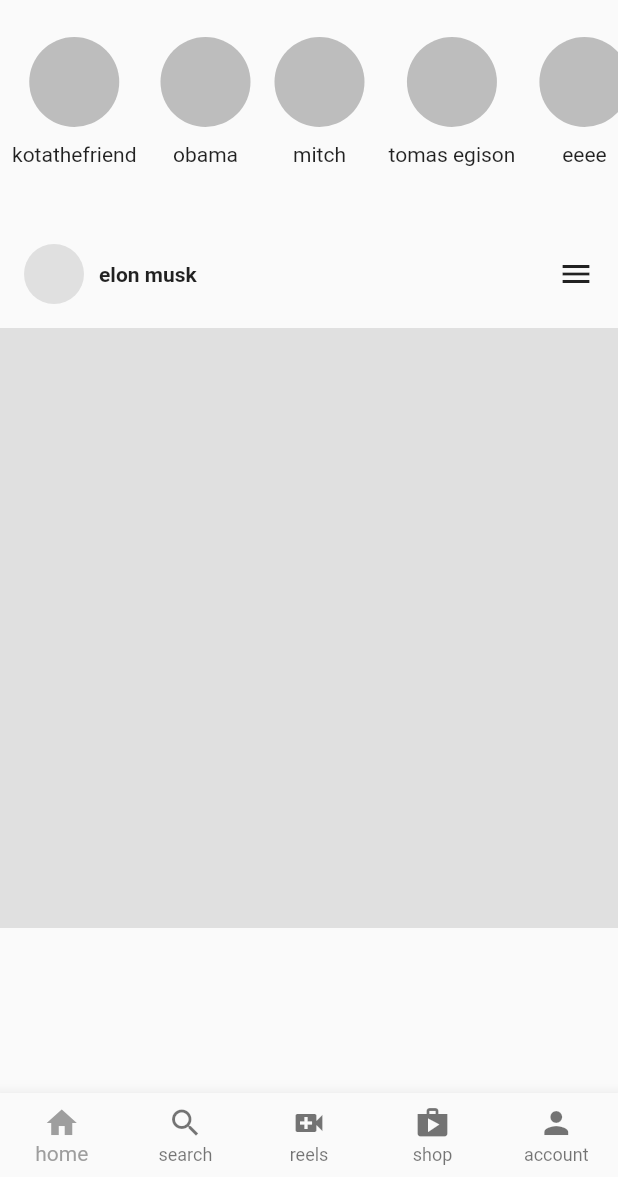
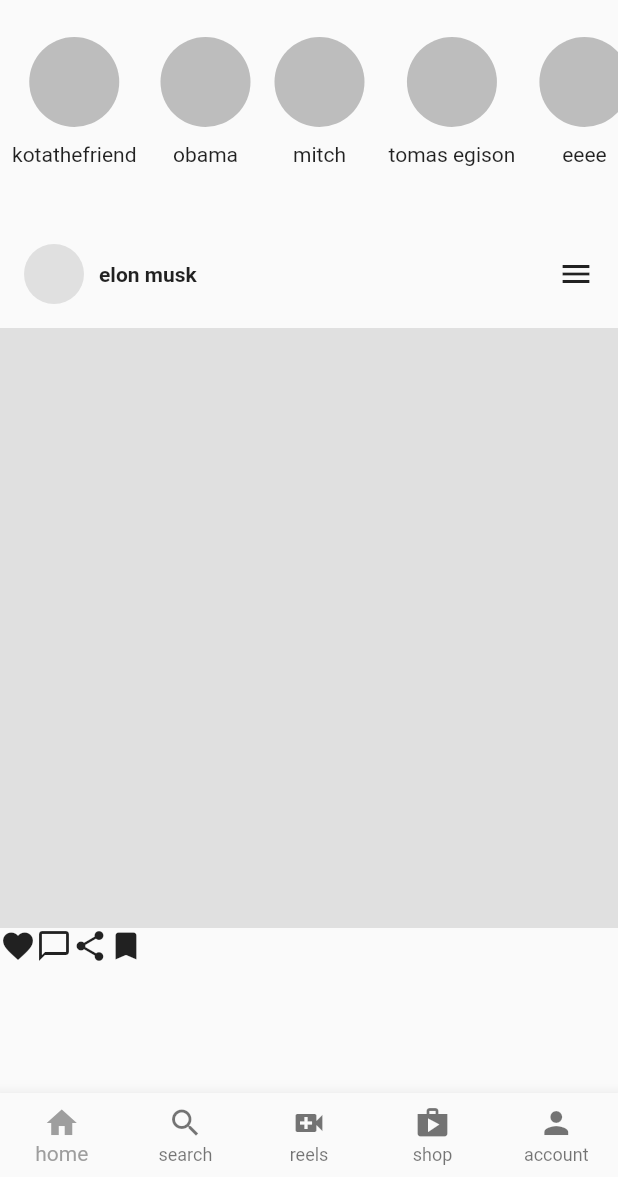
Before and after one commit to jksan-jp/xgram, a Flutter app: the screen it shows after launch, on a phone screen of 412 x 824 dp, the part 59-1236 px from its top. Run offline on Flutter 3.47's test engine with Material 2 defaults, Android fonts, the phone set to English and light mode, and no system bars.

Commit message:
UserPostにIcon追加

```diff
--- a/lib/util/user_post.dart
+++ b/lib/util/user_post.dart
@@ -36,6 +36,15 @@ class UserPost extends StatelessWidget {
           height: 400,
           color: Colors.grey[300],
         ),
+        // below the post -> buttons and commments
+        Row(
+          children: const [
+            Icon(Icons.favorite),
+            Icon(Icons.chat_bubble_outline),
+            Icon(Icons.share),
+            Icon(Icons.bookmark)
+          ],
+        )
       ],
     );
   }
```
